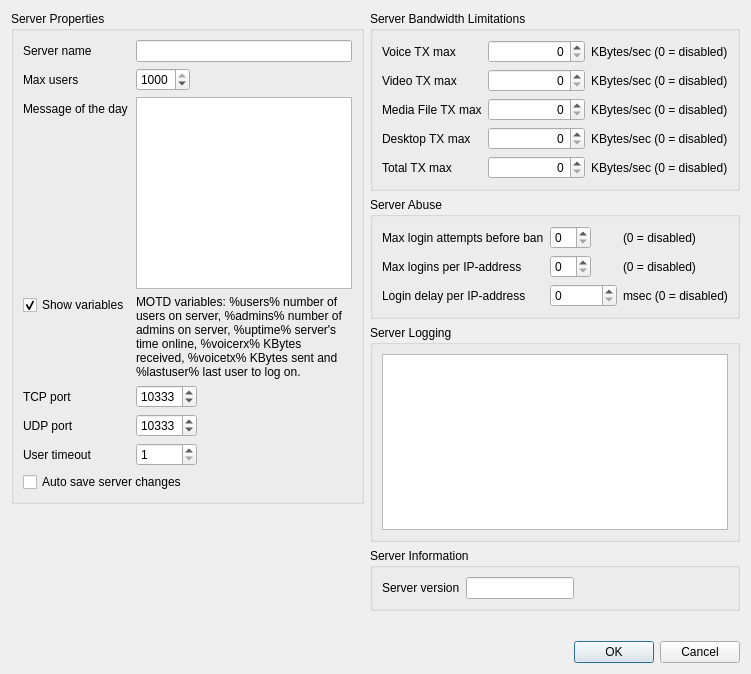
Qt form Client/qtTeamTalk/serverproperties.ui (BearWare/TeamTalk5) before a commit.
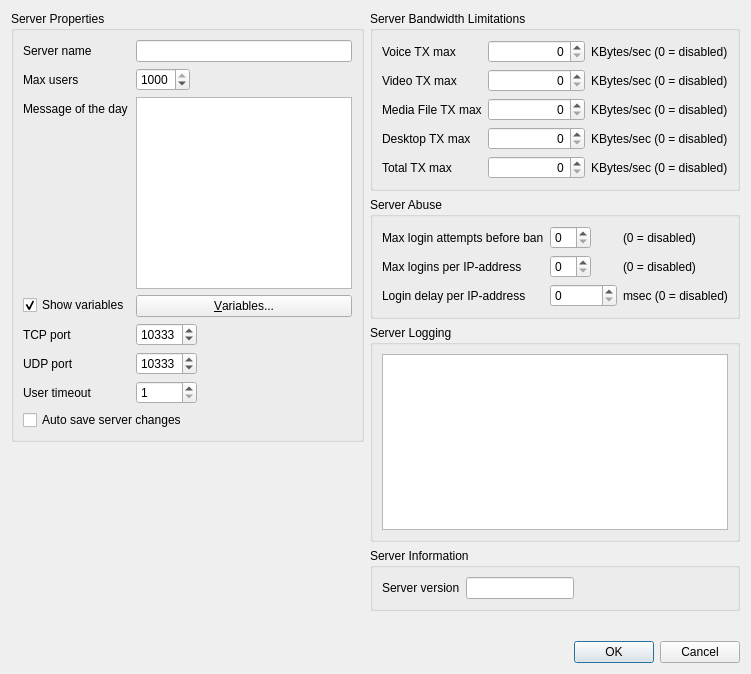
The same form after that commit. Custom widgets are drawn as their Qt base class.

Commit message: Menu to insert MOTD variables

```diff
--- a/Client/qtTeamTalk/serverproperties.ui
+++ b/Client/qtTeamTalk/serverproperties.ui
@@ -101,18 +101,9 @@
          </widget>
         </item>
         <item row="3" column="1">
-         <widget class="QLabel" name="label_4">
+         <widget class="QPushButton" name="MOTDVarButton">
           <property name="text">
-           <string>MOTD variables: %users% number of users on server, %admins% number of admins on server, %uptime% server's time online, %voicerx% KBytes received, %voicetx% KBytes sent and %lastuser% last user to log on.</string>
-          </property>
-          <property name="wordWrap">
-           <bool>true</bool>
-          </property>
-          <property name="textInteractionFlags">
-           <set>Qt::LinksAccessibleByKeyboard|Qt::LinksAccessibleByMouse|Qt::TextBrowserInteraction|Qt::TextSelectableByKeyboard|Qt::TextSelectableByMouse</set>
-          </property>
-          <property name="buddy">
-           <cstring>motdTextEdit</cstring>
+           <string>&amp;Variables...</string>
           </property>
          </widget>
         </item>
```
The commit also changes 3 other files.
